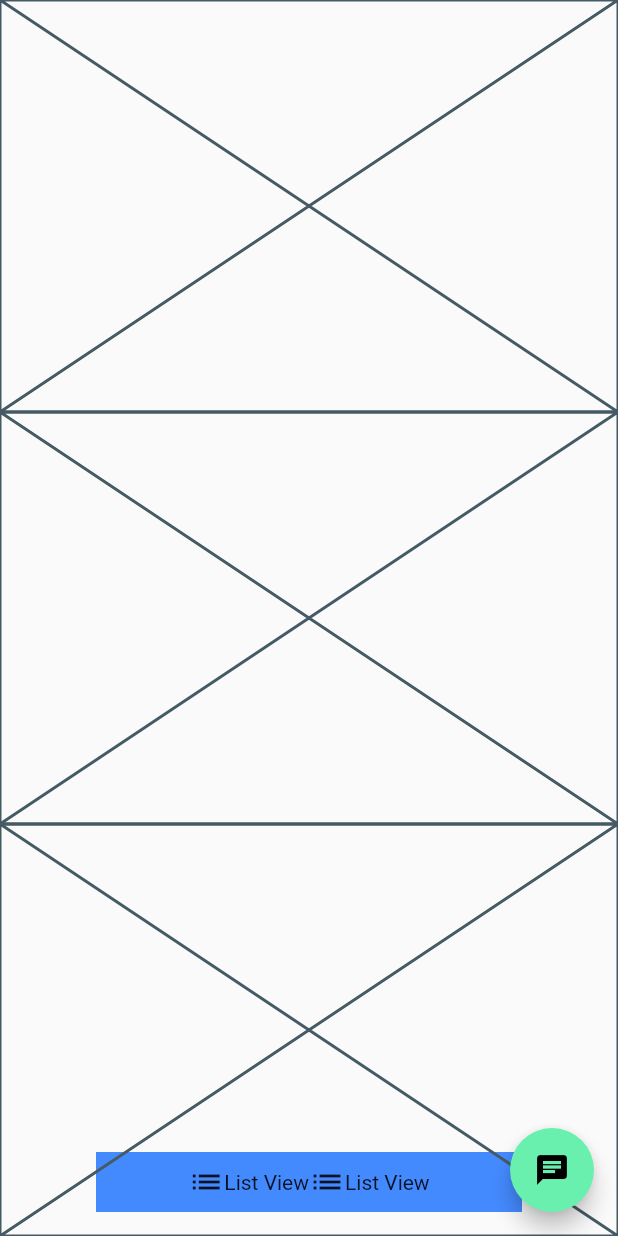
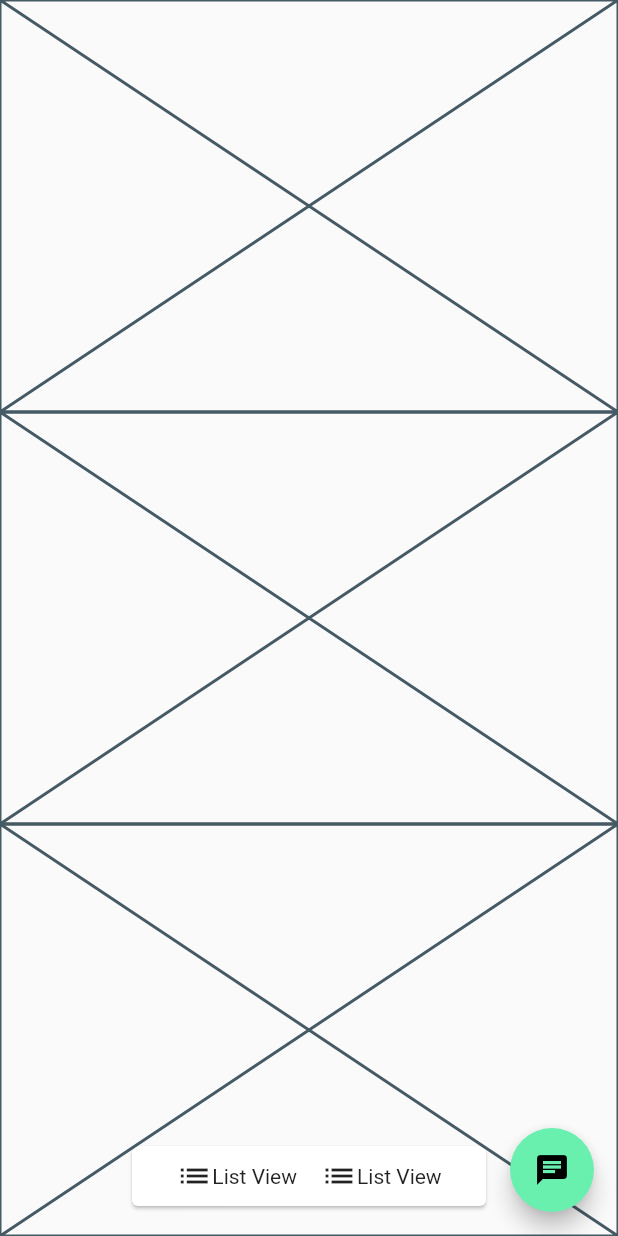
Before and after one commit to JAICHANGPARK/flutter_notebook_11th_story, a Flutter app: the screen it shows after launch, on a phone screen of 412 x 824 dp. Run offline on Flutter 3.47's test engine with Material 2 defaults, Android fonts, the phone set to English and light mode, and no system bars; our stand-ins replace backdrop, badges, flutter_inner_drawer, flutter_slidable, flutter_swiper, google_fonts.

Commit message:
Update irys_home_page.dart

```diff
--- a/lib/ep727_irys_mobile_app/ui/irys_home_page.dart
+++ b/lib/ep727_irys_mobile_app/ui/irys_home_page.dart
@@ -17,12 +17,11 @@ class _IrysHomePageState extends State<IrysHomePage> {
               left: 0,
               right: 0,
               bottom: 16,
-              child: Container(
-                margin: EdgeInsets.symmetric(horizontal: 64),
-                padding: EdgeInsets.symmetric(vertical: 8),
-                decoration: BoxDecoration(
-                  color: Colors.blueAccent
-                ),
+              child: Padding(
+                padding: const EdgeInsets.symmetric(horizontal: 84),
+                child: Card(
+                  child: Padding(
+                    padding: const EdgeInsets.all(8.0),
                     child: Row(
                       crossAxisAlignment: CrossAxisAlignment.center,
                       mainAxisAlignment: MainAxisAlignment.center,
@@ -30,10 +29,17 @@ class _IrysHomePageState extends State<IrysHomePage> {
                         Row(
                           children: [Icon(Icons.list), Text("List View")],
                         ),
+                        SizedBox(
+                          child: VerticalDivider(
+                            color: Colors.grey,
+                          ),
+                        ),
                         Row(
                           children: [Icon(Icons.list), Text("List View")],
                         ),
                       ],
+                    ),
+                  ),
                 ),
               ),
             ),
```
Lines whose indentation alone changed are shown as unchanged.
